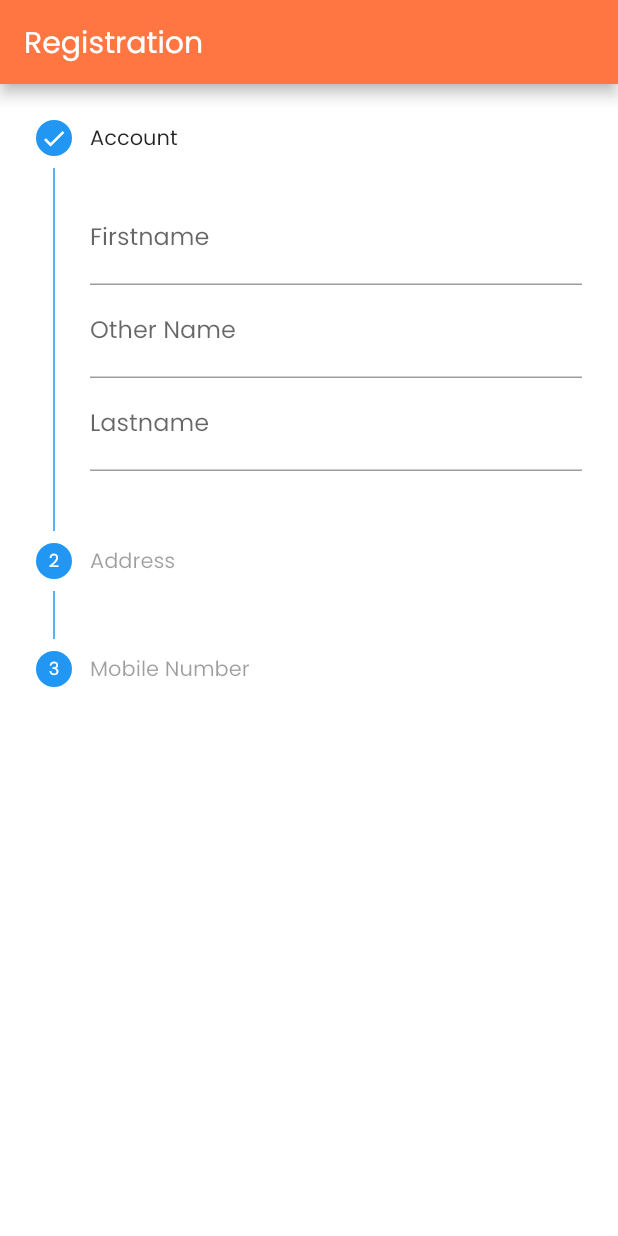
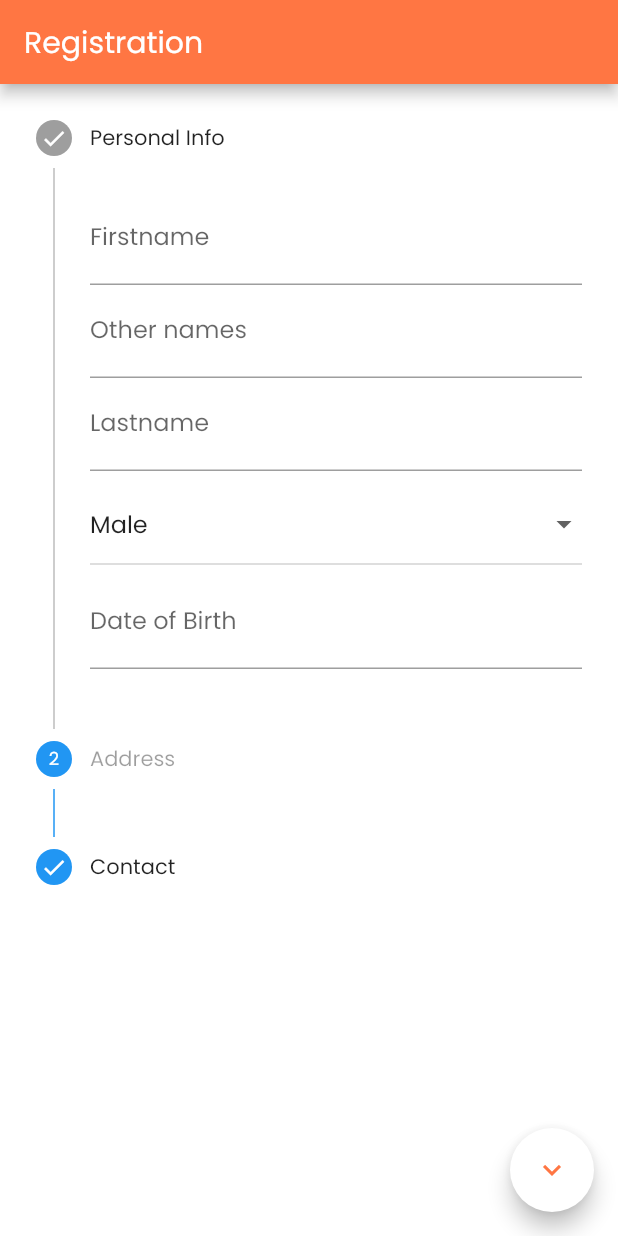
Before and after one commit to mnnlthmpsn/trker, a Flutter app: the Registration screen opened directly, on a phone screen of 412 x 824 dp. Run offline on Flutter 3.47's test engine with Material 2 defaults, Android fonts, the light colour scheme and no system bars; our stand-ins replace introduction_screen, pin_input_text_field, shared_preferences, sms_autofill; accounts and stored records are empty.

Commit message:
dropdown

```diff
--- a/lib/screens/registration.dart
+++ b/lib/screens/registration.dart
@@ -1,5 +1,6 @@
-import 'package:flutter/cupertino.dart';
 import 'package:flutter/material.dart';
+import 'package:trker/utils/helpers.dart';
+import 'package:trker/utils/constants.dart';
 
 class Registration extends StatefulWidget {
   const Registration({Key key}) : super(key: key);
@@ -10,38 +11,36 @@ class Registration extends StatefulWidget {
 
 class _RegistrationState extends State<Registration> {
   int _currentStep = 0;
-  dynamic selectedValue = {};
+  GlobalKey<FormState> _formKey = new GlobalKey<FormState>();
+  bool _buttonDone = false;
 
-  final _formKey = GlobalKey<FormState>();
-  final _addressFormKey = GlobalKey<FormState>();
+  String _chosenValue = 'Male';
+  String _chosenRegion = 'Greater Accra';
 
-  final fnameController = TextEditingController();
-  final lnameController = TextEditingController();
-  final onameController = TextEditingController();
-  final pcodeController = TextEditingController();
-  final districtController = TextEditingController();
+  var sex = ['Male', 'Female'];
+  var regions = ['Greater Accra', 'Central Region'];
 
-  _tapped(int step) {
+  _tapped(int step) => setState(() => _currentStep = step);
+
+  void _continue() => _currentStep >= 0 && _currentStep < 2
+      ? setState(() => _currentStep += 1)
+      : null;
+
+  _finished() {
+    if (_formKey.currentState.validate() == false) {
+      // change icon from finish
       setState(() {
-      _currentStep = step;
+        _buttonDone = false;
       });
+    } else {
+      print('validated successfully continue now');
     }
-
-  _continue() {
-    setState(() {
-      _currentStep += 1;
-    });
-  }
-
-  _validator(value){
-    if (value.isEmpty){
-      return 'Required field';
-    }
-    return null;
   }
 
   @override
   Widget build(BuildContext context) {
+    final node = FocusScope.of(context);
+
     return Scaffold(
       appBar: AppBar(
           title: Text(
@@ -49,7 +48,11 @@ class _RegistrationState extends State<Registration> {
             style: TextStyle(color: Colors.white),
           ),
           automaticallyImplyLeading: false),
-      body: Stepper(
+      body: GestureDetector(
+        onTap: () => dismissKeyboard(context),
+        child: Form(
+          key: _formKey,
+          child: Stepper(
               controlsBuilder: (BuildContext context,
                   {VoidCallback onStepContinue, VoidCallback onStepCancel}) {
                 return Row();
@@ -58,71 +61,138 @@ class _RegistrationState extends State<Registration> {
               physics: ScrollPhysics(),
               currentStep: _currentStep,
               onStepTapped: (step) => _tapped(step),
+              // onStepContinue: _continue,
               steps: <Step>[
                 Step(
-                title: Text('Account'),
-                content: Form(
-                  key: _formKey,
-                  child: Column(
+                    title: Text('Personal Info'),
+                    content: Column(
                       children: <Widget>[
                         TextFormField(
-                        validator: (value) => _validator(value),
+                          keyboardType: TextInputType.text,
+                          onEditingComplete: () => node.nextFocus(),
+                          validator: (value) =>
+                              value.isEmpty ? 'Required Field' : null,
                           decoration: InputDecoration(labelText: 'Firstname'),
-                        controller: fnameController,
                         ),
                         TextFormField(
-                        validator: (value) => _validator(value),
-                        decoration: InputDecoration(labelText: 'Other Name'),
-                        controller: onameController,
+                          keyboardType: TextInputType.text,
+                          onEditingComplete: () => node.nextFocus(),
+                          decoration: InputDecoration(labelText: 'Other names'),
                         ),
                         TextFormField(
-                        validator: (value) => _validator(value),
-                        controller: lnameController,
-                        onEditingComplete: _continue,
+                          keyboardType: TextInputType.text,
+                          onEditingComplete: () => node.nextFocus(),
+                          validator: (value) =>
+                              value.isEmpty ? 'Required Field' : null,
                           decoration: InputDecoration(labelText: 'Lastname'),
                         ),
+                        DropdownButton(
+                          itemHeight: 70.0,
+                          value: _chosenValue,
+                          isExpanded: true,
+                          items: sex.map<DropdownMenuItem<String>>((String value){
+                            return DropdownMenuItem<String>(
+                                value: value,
+                                child: Text(value)
+                            );
+                          }).toList(),
+                          hint: Text('Sex'),
+                          onChanged: (value) => setState(() => _chosenValue = value),
+                        ),
+                        TextFormField(
+                          decoration:
+                              InputDecoration(labelText: 'Date of Birth'),
+                        )
                       ],
                     ),
-                ),
-                isActive: _currentStep >= 0,
+                    isActive: _currentStep > 0,
                     state: _currentStep >= 0
                         ? StepState.complete
                         : StepState.disabled),
                 Step(
-              title: new Text('Address'),
-              content: Form(
-                key: _addressFormKey,
-                child: Column(
+                    title: Text('Address'),
+                    content: Column(
                       children: <Widget>[
+                        DropdownButton(
+                          itemHeight: 70,
+                          value: _chosenRegion,
+                          isExpanded: true,
+                          items: regions.map<DropdownMenuItem<String>>((String value){
+                            return DropdownMenuItem<String>(
+                              value: value,
+                              child: Text(value)
+                            );
+                          }).toList(),
+                          hint: Text('Region'),
+                          onChanged: (value) => setState(() => _chosenRegion = value),
+                        ),
                         TextFormField(
-                      controller: districtController,
+                          keyboardType: TextInputType.text,
+                          onEditingComplete: () => node.nextFocus(),
+                          validator: (value) =>
+                              value.isEmpty ? 'Required Field' : null,
                           decoration: InputDecoration(labelText: 'District'),
                         ),
                         TextFormField(
-                      controller: pcodeController,
-                      decoration: InputDecoration(labelText: 'Post Code'),
+                          keyboardType: TextInputType.text,
+                          onEditingComplete: () => node.nextFocus(),
+                          validator: (value) =>
+                              value.isEmpty ? 'Required Field' : null,
+                          decoration: InputDecoration(labelText: 'Postcode'),
                         ),
+                        TextFormField(
+                          decoration: InputDecoration(labelText: 'ID Type'),
+                        ),
+                        TextFormField(
+                          keyboardType: TextInputType.numberWithOptions(),
+                          onEditingComplete: () => node.nextFocus(),
+                          validator: (value) =>
+                              value.isEmpty ? 'Required Field' : null,
+                          decoration: InputDecoration(labelText: 'ID Number'),
+                        )
                       ],
                     ),
-              ),
                     isActive: _currentStep >= 0,
-              state:
-                  _currentStep >= 1 ? StepState.complete : StepState.disabled,
-            ),
+                    state: _currentStep >= 1
+                        ? StepState.complete
+                        : StepState.disabled),
                 Step(
-              title: new Text('Mobile Number'),
+                    title: Text('Contact'),
                     content: Column(
                       children: <Widget>[
                         TextFormField(
-                    decoration: InputDecoration(labelText: 'Mobile Number'),
+                          onEditingComplete: () => node.nextFocus(),
+                          validator: (value) =>
+                              value.isEmpty ? 'Required Field' : null,
+                          decoration: InputDecoration(labelText: 'Email'),
+                          keyboardType: TextInputType.emailAddress,
                         ),
+                        TextFormField(
+                          decoration: InputDecoration(labelText: 'Phone'),
+                          keyboardType: TextInputType.phone,
+                          onEditingComplete: () {
+                            setState(() => _buttonDone = true);
+                            dismissKeyboard(context);
+                          },
+                        )
                       ],
                     ),
                     isActive: _currentStep >= 0,
-              state:
-                  _currentStep >= 2 ? StepState.complete : StepState.disabled,
+                    state: _currentStep == 3
+                        ? StepState.disabled
+                        : StepState.complete)
+              ]),
         ),
-          ]),
+      ),
+      floatingActionButton: FloatingActionButton(
+        onPressed: () => _buttonDone ? _finished() : _continue(),
+        child: _buttonDone
+            ? Icon(Icons.done, color: kPrimaryColor)
+            : Icon(
+                Icons.keyboard_arrow_down,
+                color: kPrimaryColor,
+              ),
+      ),
     );
   }
 }
```
Lines whose indentation alone changed are shown as unchanged.
